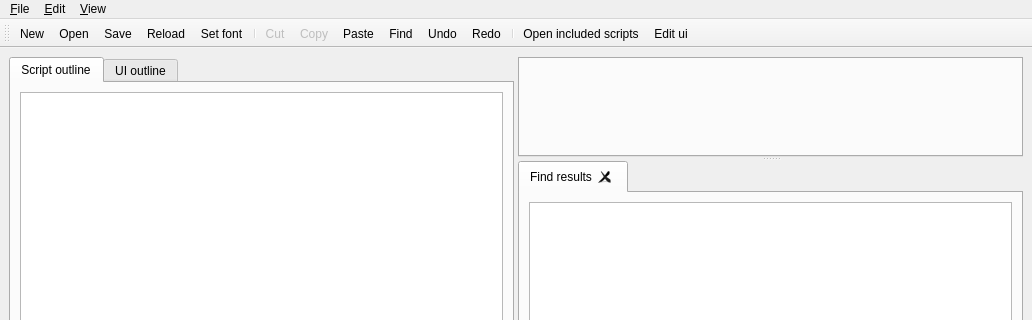
The window that ScriptCommunicator/ScriptEditor/mainwindow.ui (szieke/ScriptCommunicator_serial-terminal) describes before a commit, drawn with Qt 5; both pictures show x 0 to 1032 and y 0 to 320 of the 1032 by 767 pixel window.
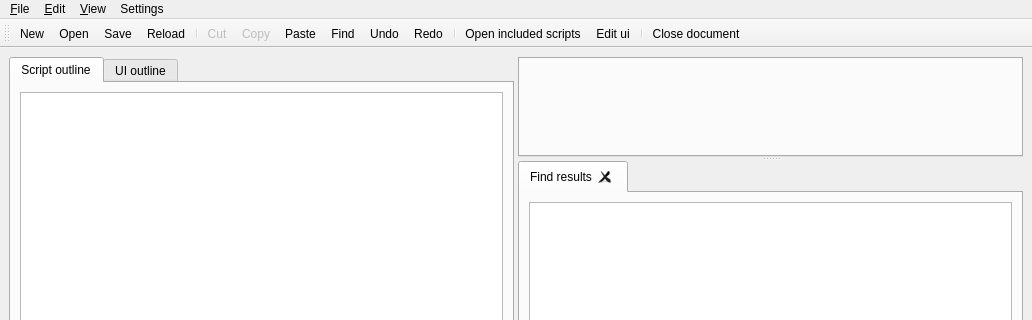
The same window after the commit. Icons and pictures are not drawn.

Commit message: close action added

Diff of the .ui file:
```diff
--- a/ScriptCommunicator/ScriptEditor/mainwindow.ui
+++ b/ScriptCommunicator/ScriptEditor/mainwindow.ui
@@ -171,15 +171,28 @@
     <addaction name="actionZoomIn"/>
     <addaction name="actionZoomOut"/>
    </widget>
+   <widget class="QMenu" name="menuSettings">
+    <property name="title">
+     <string>Settings</string>
+    </property>
+    <addaction name="actionSetFont"/>
+   </widget>
    <addaction name="menuFile"/>
    <addaction name="menuEdit"/>
    <addaction name="menuView"/>
+   <addaction name="menuSettings"/>
   </widget>
   <widget class="QStatusBar" name="statusbar"/>
   <widget class="QToolBar" name="toolBar">
    <property name="windowTitle">
     <string>toolBar</string>
    </property>
+   <property name="iconSize">
+    <size>
+     <width>20</width>
+     <height>20</height>
+    </size>
+   </property>
    <attribute name="toolBarArea">
     <enum>TopToolBarArea</enum>
    </attribute>
@@ -190,7 +203,6 @@
    <addaction name="actionOpen"/>
    <addaction name="actionSave"/>
    <addaction name="actionReload"/>
-   <addaction name="actionSetFont"/>
    <addaction name="separator"/>
    <addaction name="actionCut"/>
    <addaction name="actionCopy"/>
@@ -201,6 +213,8 @@
    <addaction name="separator"/>
    <addaction name="actionOpenAllIncludedScripts"/>
    <addaction name="actionEditUi"/>
+   <addaction name="separator"/>
+   <addaction name="actionCloseDocument"/>
   </widget>
   <action name="actionOpen">
    <property name="icon">
@@ -444,6 +458,15 @@
     <string>Ctrl+R</string>
    </property>
   </action>
+  <action name="actionCloseDocument">
+   <property name="icon">
+    <iconset resource="ScriptEditor.qrc">
+     <normaloff>:/images/close.png</normaloff>:/images/close.png</iconset>
+   </property>
+   <property name="text">
+    <string>Close document</string>
+   </property>
+  </action>
  </widget>
  <resources>
   <include location="ScriptEditor.qrc"/>
```
Left out of the diff: 3 changed lines with no effect on the pictures. The commit also changes 7 other files.
